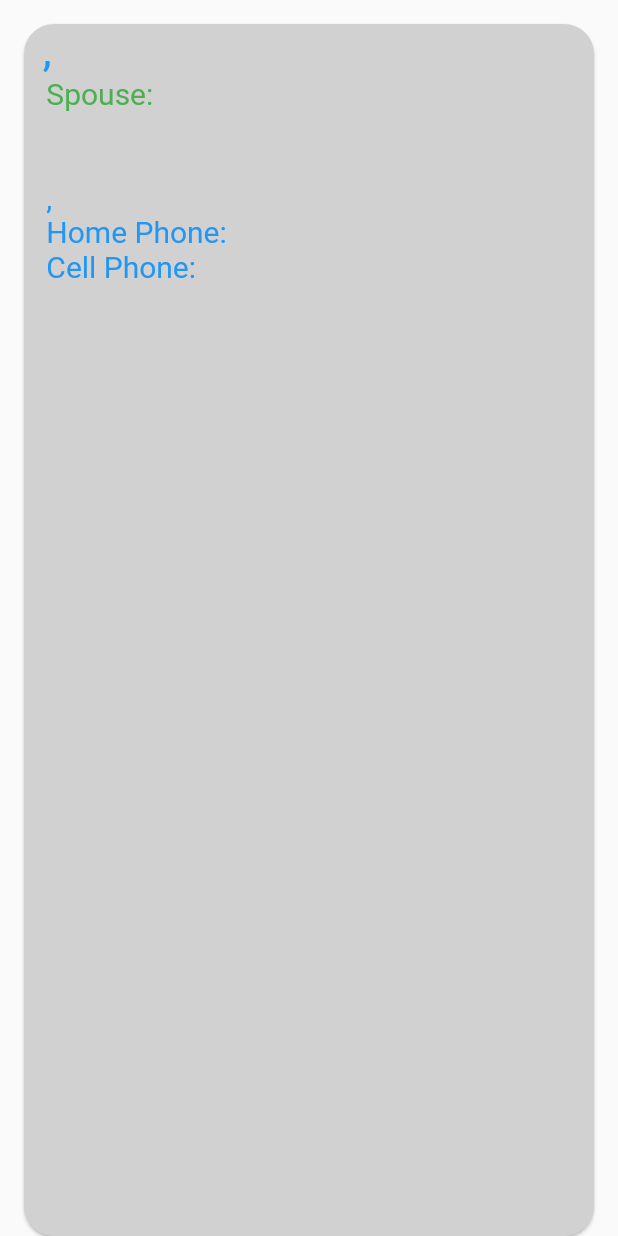
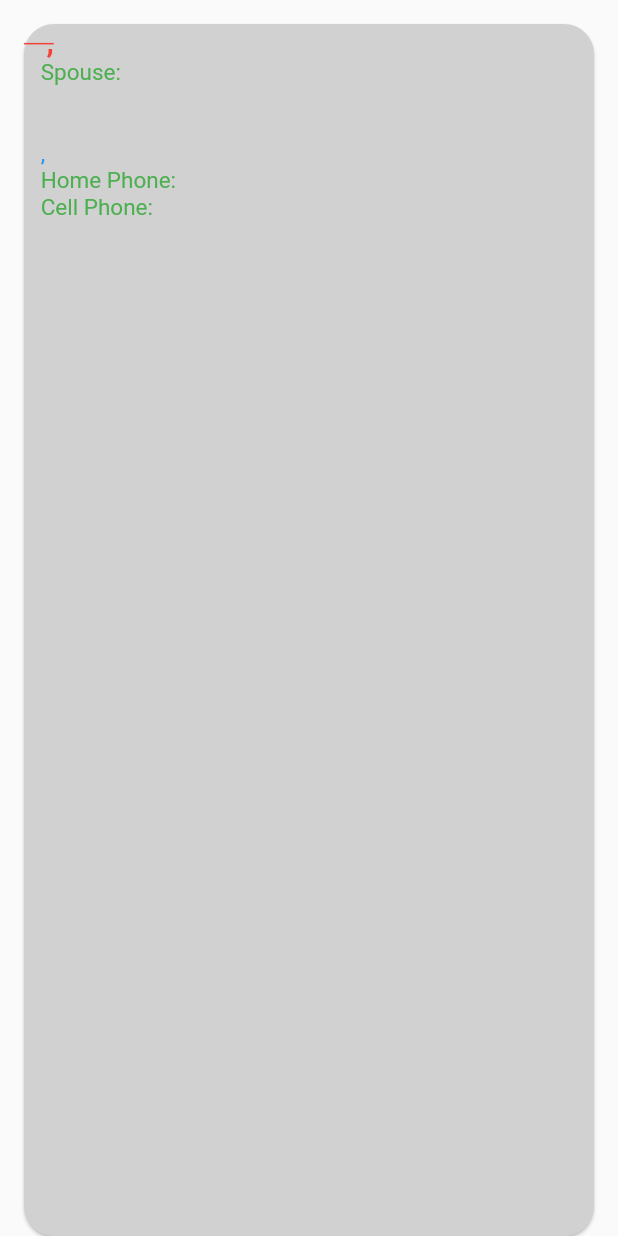
Before and after one commit to mzeiger/flutter_meeter_upper, a Flutter app: what cardTemplate() shows on an empty page, opened directly, on a phone screen of 412 x 824 dp. Run offline on Flutter 3.47's test engine with Material 2 defaults, Android fonts, the phone set to English and light mode, and no system bars; network calls fail.

Commit message:
Used roster_json_2.php to get blocked Showed blocked in red and strikethrough Used ListView.builder wrapped in Container (removed Container  kiwanis_card_widget) Used Kiwanis logo instead of default Flutter logo

```diff
--- a/lib/main.dart
+++ b/lib/main.dart
@@ -1,8 +1,8 @@
 import 'package:flutter/material.dart';
 import 'package:meeter_upper/src/screens/counter_home_screen.dart';
-import 'package:meeter_upper/src/screens/kiwanis_screen.dart';
 import 'package:meeter_upper/src/screens/meetup_detail_screen.dart';
 import 'package:meeter_upper/src/screens/posts_screen.dart';
+import 'src/screens/kiwanis_screen_lb.dart';
 
 void main() => runApp(const MeetupperApp());
 
@@ -16,7 +16,7 @@ class MeetupperApp extends StatelessWidget {
         theme: ThemeData(primarySwatch: Colors.blue),
         //home: CounterHomeScreen(title: appTitle),
         // home: PostScreen(),
-        home: const KiwanisScreen(),
+        home: const KiwanisScreenLB(),
         routes: {
           MeetupDetailScreen.route: (context) => const MeetupDetailScreen(),
         }
--- a/lib/src/widgets/kiwanis_card_widget.dart
+++ b/lib/src/widgets/kiwanis_card_widget.dart
@@ -1,47 +1,83 @@
 import 'package:flutter/material.dart';
 
 Widget cardTemplate(post) {
+  const SPACE = "  "; // 2 spaces
+  const double FONTSIZE = 15;
+
   return Card(
     color: const Color(0xFFd1d1d1),
     shape: RoundedRectangleBorder(
       borderRadius: BorderRadius.circular(20),
     ),
     margin: const EdgeInsets.fromLTRB(16, 16, 16, 0),
-    child: Container(
-      padding: const EdgeInsets.only(bottom: 10, left: 5, right: 5),
     child: Column(
       crossAxisAlignment: CrossAxisAlignment.stretch,
       children: <Widget>[
-          Text(
-            " ${post['lastname']}, ${post['firstname']}",
-            style: const TextStyle(color: Colors.blue, fontSize: 30,),
+        post['block'] == "0"
+            ? Text(
+                "$SPACE ${post['lastname']}, ${post['firstname']}",
+                style: const TextStyle(
+                    color: Colors.blue,
+                    fontSize: FONTSIZE + 5,
+                    fontWeight: FontWeight.bold),
+              )
+            : Text(
+                "$SPACE ${post['lastname']}, ${post['firstname']}",
+                style: const TextStyle(
+                    color: Colors.red,
+                    fontSize: FONTSIZE + 5,
+                    fontWeight: FontWeight.bold,
+                    decoration: TextDecoration.lineThrough),
+              ),
+        Row(
+          children: [
+            const Text(
+              "$SPACE Spouse:$SPACE",
+              style: TextStyle(color: Colors.green, fontSize: FONTSIZE),
             ),
             Text(
-            "  Spouse: ${post['cb_spousename']}",
-            style: const TextStyle(color: Colors.green, fontSize: 20),
-          ),
-          Text(
-            "  ${post['email']}",
-            style: const TextStyle(color: Colors.cyan, fontSize: 20),
-          ),
-          Text(
-            "  ${post['cb_address']}",
-            style: const TextStyle(color: Colors.blue, fontSize: 20),
-          ),
-          Text(
-            "  ${post['cb_city']}, ${post['cb_state']} ${post['cb_zipcode']}",
-            style: const TextStyle(color: Colors.blue, fontSize: 20),
-          ),
-          Text(
-            "  Home Phone:  ${post['cb_homephone']}",
-            style: const TextStyle(color: Colors.blue, fontSize: 20),
-          ),
-          Text(
-            "  Cell Phone: ${post['cb_mobilephone']}",
-            style: const TextStyle(color: Colors.blue, fontSize: 20),
+              "${post['cb_spousename']}",
+              style: const TextStyle(color: Colors.blue, fontSize: FONTSIZE),
             ),
           ],
         ),
+        Text(
+          "$SPACE ${post['email']}",
+          style: const TextStyle(color: Colors.cyan, fontSize: FONTSIZE),
+        ),
+        Text(
+          "$SPACE ${post['cb_address']}",
+          style: const TextStyle(color: Colors.blue, fontSize: FONTSIZE),
+        ),
+        Text(
+          "$SPACE ${post['cb_city']}, ${post['cb_state']} ${post['cb_zipcode']}",
+          style: const TextStyle(color: Colors.blue, fontSize: FONTSIZE),
+        ),
+        Row(
+          children: [
+            const Text(
+              "$SPACE Home Phone:$SPACE",
+              style: TextStyle(color: Colors.green, fontSize: FONTSIZE),
+            ),
+            Text(
+              "${post['cb_homephone']}",
+              style: const TextStyle(color: Colors.blue, fontSize: FONTSIZE),
+            ),
+          ],
+        ),
+        Row(
+          children: [
+            const Text(
+              "$SPACE Cell Phone:$SPACE",
+              style: TextStyle(color: Colors.green, fontSize: FONTSIZE),
+            ),
+            Text(
+              "${post['cb_mobilephone']}",
+              style: const TextStyle(color: Colors.blue, fontSize: FONTSIZE),
+            ),
+          ],
+        ),
+      ],
     ),
   );
 }
--- a/pubspec.yaml
+++ b/pubspec.yaml
@@ -43,6 +43,7 @@ dependencies:
 dev_dependencies:
   flutter_test:
     sdk: flutter
+  flutter_launcher_icons: ^0.10.0
 
   # The "flutter_lints" package below contains a set of recommended lints to
   # encourage good coding practices. The lint set provided by the package is
@@ -66,6 +67,10 @@ flutter:
   # assets:
   #   - images/a_dot_burr.jpeg
   #   - images/a_dot_ham.jpeg
+flutter_icons:
+  android: "launcher_icon"
+  ios: true
+  image_path: "assets/klogo.png"
 
   # An image asset can refer to one or more resolution-specific "variants", see
   # https://flutter.dev/assets-and-images/#resolution-aware
```
Also changed, not shown: lib/src/screens/kiwanis_screen_lb.dart (added, +63 -0 lines), assets/klogo.png (added), 11 other files. Lines whose indentation alone changed are shown as unchanged.
